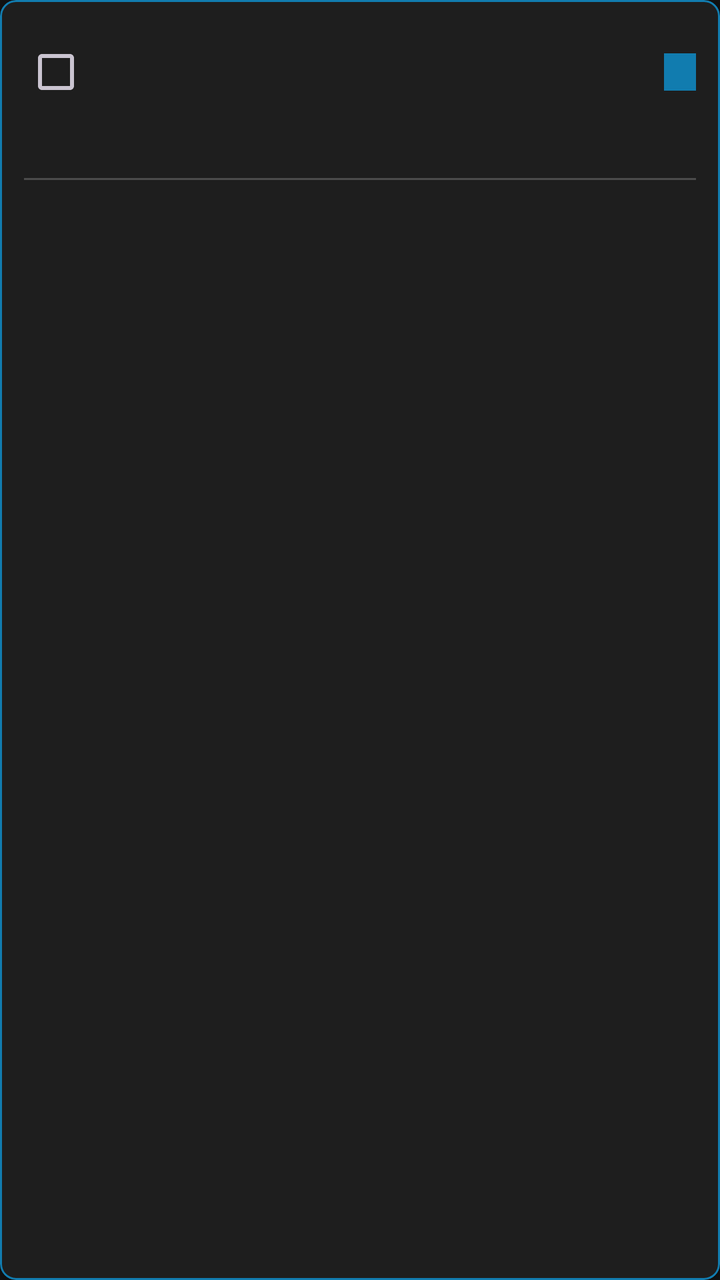
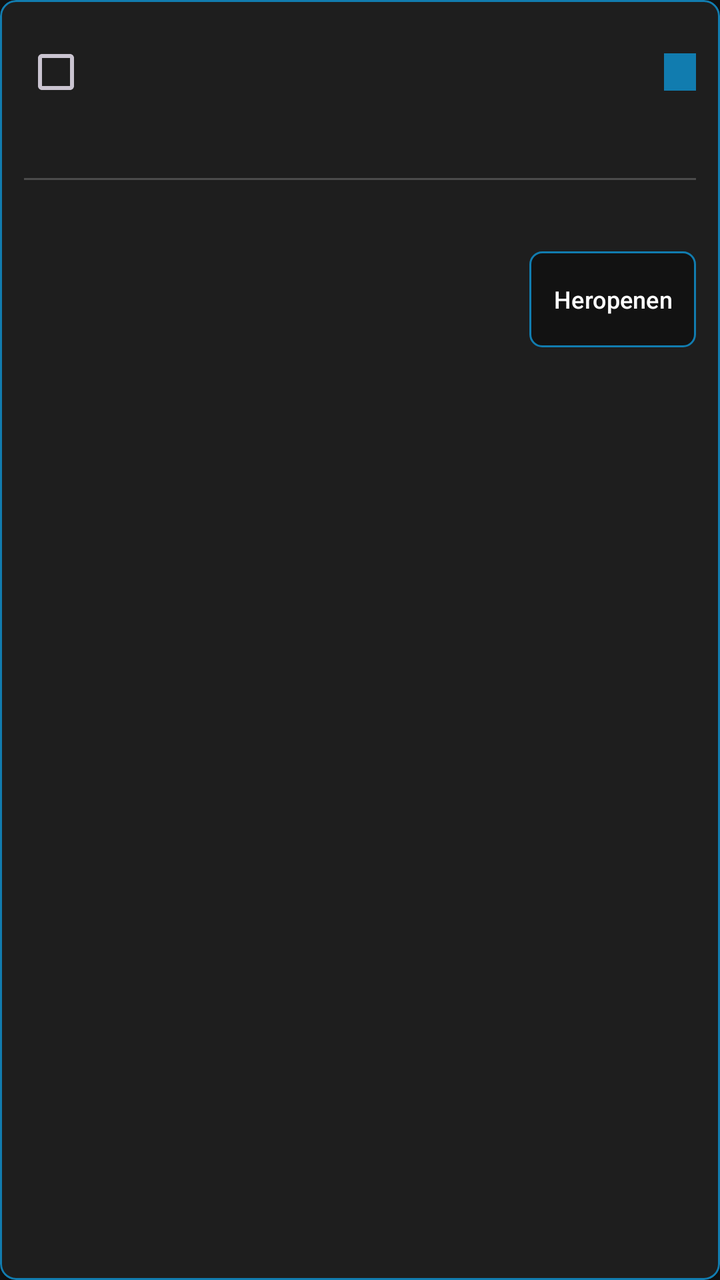

Two renders of the same Android screen: before a commit and after it. Below are the layout's source before the change and the commit's diff.
<!-- AndroidManifest.xml: application theme Theme.VT5.Dark -->
<!-- res/layout/item_db_telling_sessie.xml -->
<?xml version="1.0" encoding="utf-8"?>
<com.google.android.material.card.MaterialCardView xmlns:android="http://schemas.android.com/apk/res/android"
    xmlns:app="http://schemas.android.com/apk/res-auto"
    android:layout_width="match_parent"
    android:layout_height="wrap_content"
    android:layout_marginHorizontal="8dp"
    android:layout_marginVertical="4dp"
    app:cardBackgroundColor="@color/vt5_dark_gray"
    app:cardCornerRadius="8dp"
    app:strokeColor="@color/vt5_light_blue"
    app:strokeWidth="1dp"
    app:cardElevation="2dp">

    <LinearLayout
        android:layout_width="match_parent"
        android:layout_height="wrap_content"
        android:orientation="vertical"
        android:padding="12dp">

        <LinearLayout
            android:layout_width="match_parent"
            android:layout_height="wrap_content"
            android:orientation="horizontal"
            android:gravity="center_vertical">

            <CheckBox
                android:id="@+id/cbSelect"
                android:layout_width="wrap_content"
                android:layout_height="wrap_content"
                android:layout_marginEnd="8dp"
                android:buttonTint="@color/vt5_light_blue" />

            <TextView
                android:id="@+id/tvTellingId"
                android:layout_width="0dp"
                android:layout_height="wrap_content"
                android:layout_weight="1"
                android:textColor="@color/vt5_on_surface"
                android:textSize="16sp"
                android:textStyle="bold" />

            <TextView
                android:id="@+id/tvStats"
                android:layout_width="wrap_content"
                android:layout_height="wrap_content"
                android:layout_marginStart="8dp"
                android:textColor="@color/vt5_light_blue"
                android:textSize="13sp"
                android:textStyle="bold" />

            <TextView
                android:id="@+id/tvStatus"
                android:layout_width="wrap_content"
                android:layout_height="wrap_content"
                android:paddingHorizontal="8dp"
                android:paddingVertical="2dp"
                android:background="@color/vt5_light_blue"
                android:textColor="@color/vt5_white"
                android:textSize="11sp"
                android:textStyle="bold" />
        </LinearLayout>

        <TextView
            android:id="@+id/tvOnlineId"
            android:layout_width="match_parent"
            android:layout_height="wrap_content"
            android:layout_marginTop="2dp"
            android:textColor="@color/vt5_light_gray"
            android:textSize="14sp" />

        <View
            android:layout_width="match_parent"
            android:layout_height="1dp"
            android:layout_marginVertical="8dp"
            android:alpha="0.2"
            android:background="@color/vt5_on_surface" />

        <TextView
            android:id="@+id/tvTijd"
            android:layout_width="match_parent"
            android:layout_height="wrap_content"
            android:layout_marginTop="2dp"
            android:textColor="@color/vt5_on_surface"
            android:textSize="13sp" />


    </LinearLayout>
</com.google.android.material.card.MaterialCardView>
<!-- resources referenced by this layout -->
<resources>
  <color name="vt5_dark_gray">#1E1E1E</color>
  <color name="vt5_light_blue">#117CAF</color>
  <color name="vt5_light_gray">#5D748C</color>
  <color name="vt5_on_surface">@color/popup_bg_wit</color>
  <color name="vt5_white">#FFFFFF</color>
  <color name="popup_bg_wit">#FFFFFFFF</color>
  <color name="vt5_black">#121212</color>
  <style name="Widget.VT5.Button" parent="Widget.Material3.Button">
          
          <item name="cornerRadius">@dimen/vt5_btn_corner</item>
          <item name="android:insetLeft">0dp</item>
          <item name="android:insetRight">0dp</item>
          <item name="android:insetTop">0dp</item>
          <item name="android:insetBottom">0dp</item>
          <item name="iconPadding">8dp</item>
          <item name="android:minHeight">48dp</item>
  
          
          <item name="backgroundTint">@color/vt5_light_blue</item>
          <item name="android:textColor">@color/vt5_white</item>
          <item name="rippleColor">?attr/colorPrimaryContainer</item>
  
          
          <item name="strokeColor">@color/vt5_light_gray</item>
          <item name="strokeWidth">0dp</item>
      </style>
  <style name="ThemeOverlay.VT5.MaterialAlertDialog" parent="ThemeOverlay.Material3.MaterialAlertDialog">
          <item name="buttonBarPositiveButtonStyle">@style/Widget.VT5.AlertDialog.Button</item>
          <item name="buttonBarNegativeButtonStyle">@style/Widget.VT5.AlertDialog.Button</item>
          <item name="buttonBarNeutralButtonStyle">@style/Widget.VT5.AlertDialog.Button</item>
      </style>
  <!-- drawable vt5_btn_selector (drawable) -->
  <?xml version="1.0" encoding="utf-8"?>
  <selector xmlns:android="http://schemas.android.com/apk/res/android">
  
      
      <item android:state_checked="true" android:drawable="@drawable/vt5_btn_checked" />
  
      
      <item android:state_pressed="true" android:drawable="@drawable/vt5_btn_pressed" />
  
      
      <item android:drawable="@drawable/vt5_btn_unchecked" />
  </selector>
  <dimen name="vt5_btn_stroke">1dp</dimen>
  <dimen name="vt5_btn_corner">6dp</dimen>
  <style name="Widget.VT5.AlertDialog.Button" parent="Widget.Material3.Button.TextButton.Dialog">
          <item name="android:textColor">@color/vt5_white</item>
      </style>
  <!-- drawable vt5_btn_checked (drawable) -->
  <?xml version="1.0" encoding="utf-8"?>
  <shape xmlns:android="http://schemas.android.com/apk/res/android" android:shape="rectangle">
      
      <solid android:color="@color/vt5_light_blue" />
      
      <corners android:radius="@dimen/vt5_btn_corner" />
      
      <padding android:left="8dp" android:top="6dp" android:right="8dp" android:bottom="6dp" />
  </shape>
  <!-- drawable vt5_btn_pressed (drawable) -->
  <?xml version="1.0" encoding="utf-8"?>
  <shape xmlns:android="http://schemas.android.com/apk/res/android" android:shape="rectangle">
      
      <solid android:color="@color/vt5_light_blue" />
      <corners android:radius="@dimen/vt5_btn_corner" />
      <padding android:left="8dp" android:top="6dp" android:right="8dp" android:bottom="6dp" />
  </shape>
  <!-- drawable vt5_btn_unchecked (drawable) -->
  <?xml version="1.0" encoding="utf-8"?>
  <shape xmlns:android="http://schemas.android.com/apk/res/android" android:shape="rectangle">
      
      <solid android:color="@color/vt5_black" />
      
      <stroke android:width="@dimen/vt5_btn_stroke" android:color="@color/vt5_light_blue" />
      <corners android:radius="@dimen/vt5_btn_corner" />
      <padding android:left="8dp" android:top="6dp" android:right="8dp" android:bottom="6dp" />
  </shape>
  <!-- unchanged entries left out for length: 2 -->
</resources>

<!-- the commit's change to res/layout/item_db_telling_sessie.xml (unified diff, before → after) -->
@@ -83,6 +83,18 @@
             android:textColor="@color/vt5_on_surface"
             android:textSize="13sp" />
 
+        <com.google.android.material.button.MaterialButton
+            android:id="@+id/btnReopen"
+            style="@style/Widget.VT5.Button.Outlined"
+            android:layout_width="wrap_content"
+            android:layout_height="wrap_content"
+            android:layout_gravity="end"
+            android:layout_marginTop="8dp"
+            android:minWidth="0dp"
+            android:paddingHorizontal="12dp"
+            android:text="@string/db_telling_reopen_button"
+            android:textSize="12sp" />
+
 
     </LinearLayout>
 </com.google.android.material.card.MaterialCardView>
<!-- resource entries referenced after the edit -->
@@ -5,6 +5,7 @@
   <color name="vt5_light_gray">#5D748C</color>
   <color name="vt5_on_surface">@color/popup_bg_wit</color>
   <color name="vt5_white">#FFFFFF</color>
+  <string name="db_telling_reopen_button">Heropenen</string>
   <color name="popup_bg_wit">#FFFFFFFF</color>
   <color name="vt5_black">#121212</color>
   <style name="Widget.VT5.Button" parent="Widget.Material3.Button">
